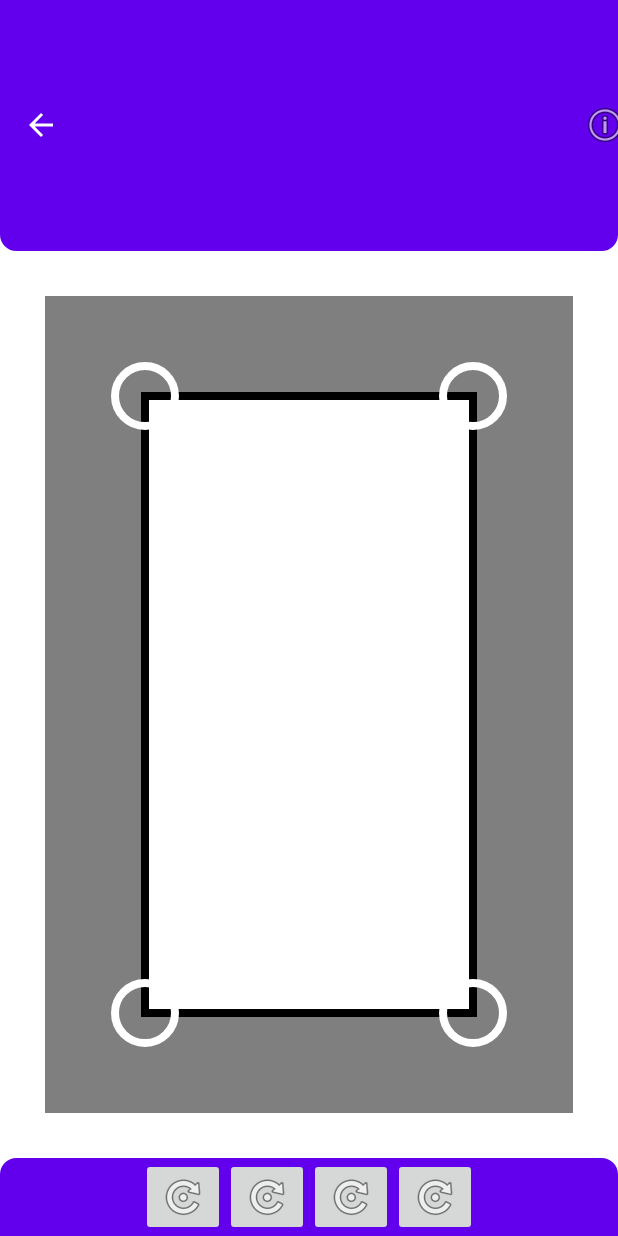
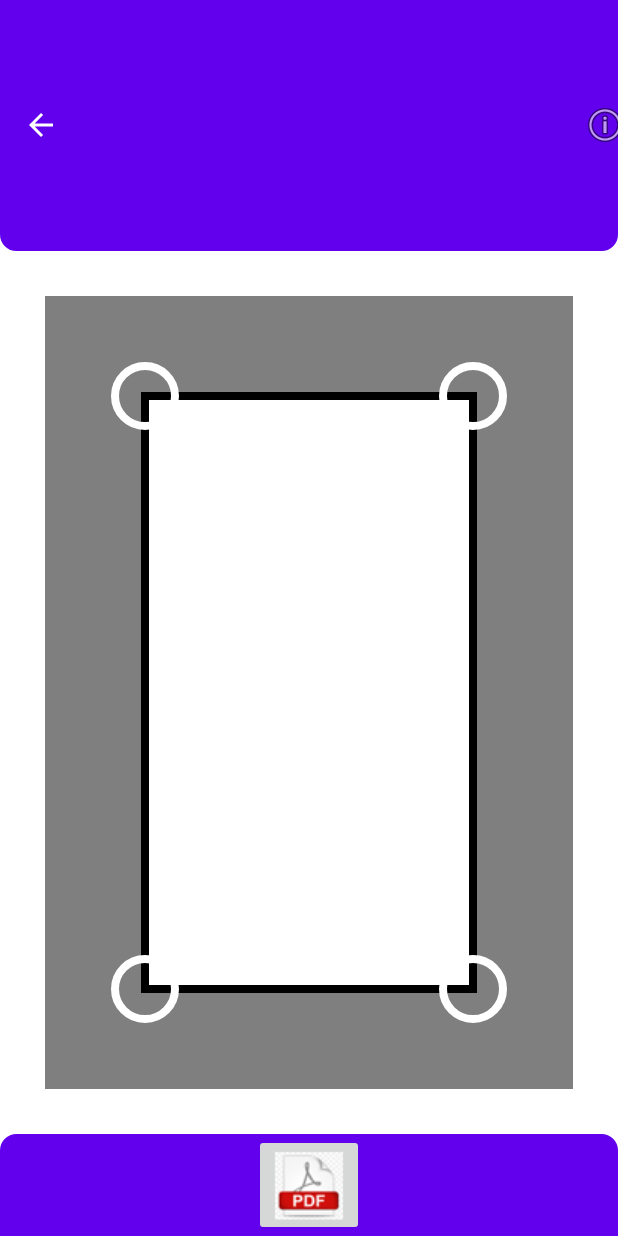
Before and after one commit to alphacodeteam/NeoScanner, an Android app: the ImageActivity screen opened directly, with no data from a screen before it, on a phone screen of 412 x 824 dp. Run offline under Robolectric (Android 15) with nearby library versions, the phone set to English and light mode, and no system bars; 2 statements that could not run were skipped.

Commit message:
Export image to pdf function added

```diff
--- a/app/src/main/java/es/upv/alphacodeteam/neoscanner/view/util/Image.java
+++ b/app/src/main/java/es/upv/alphacodeteam/neoscanner/view/util/Image.java
@@ -343,7 +343,7 @@ public class Image {
      * @return bitmap
      * @throws Exception
      */
-    public static Bitmap compressBitmap(int width, int height, int quality, int id, Activity activity) throws Exception {
+    public static Bitmap compressBitmap(int width, int height, int quality, String id, Activity activity) throws Exception {
         File file = ResLocalRepo.getLocalFile(id, activity);
         Bitmap bitmap = ResLocalRepo.getBitmapFromFile(file);
         FileOutputStream out = new FileOutputStream(file);
--- a/app/src/main/res/layout/activity_image.xml
+++ b/app/src/main/res/layout/activity_image.xml
@@ -84,32 +84,12 @@
             android:orientation="horizontal">
 
             <ImageButton
-                android:id="@+id/image_rotate_left"
-                android:layout_width="0dp"
-                android:layout_height="wrap_content"
-                android:layout_weight="1"
-                app:srcCompat="@android:drawable/ic_menu_rotate" />
-
-            <ImageButton
-                android:id="@+id/image_rotate_rigth"
-                android:layout_width="0dp"
-                android:layout_height="wrap_content"
-                android:layout_weight="1"
-                app:srcCompat="@android:drawable/ic_menu_rotate" />
-
-            <ImageButton
-                android:id="@+id/image_set_all"
-                android:layout_width="0dp"
-                android:layout_height="wrap_content"
-                android:layout_weight="1"
-                app:srcCompat="@android:drawable/ic_menu_rotate" />
-
-            <ImageButton
                 android:id="@+id/image_next_step"
                 android:layout_width="0dp"
                 android:layout_height="wrap_content"
                 android:layout_weight="1"
-                app:srcCompat="@android:drawable/ic_menu_rotate" />
+                app:srcCompat="@drawable/icon_pdf"
+                android:onClick="exportImageToPDF"/>
         </LinearLayout>
     </HorizontalScrollView>
 
```
Also changed, not shown: app/src/main/java/es/upv/alphacodeteam/neoscanner/model/repository/ResLocalRepo.java (+5 -5 lines), app/src/main/java/es/upv/alphacodeteam/neoscanner/view/activity/ImageActivity.java (+54 -9 lines), app/src/main/java/es/upv/alphacodeteam/neoscanner/view/activity/MainActivity.java (+4 -11 lines), app/src/main/res/drawable/icon_pdf.png (added).
